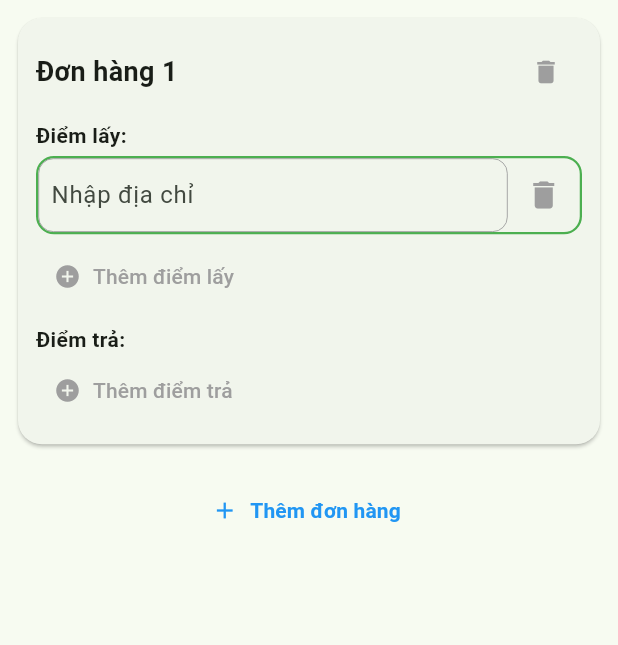
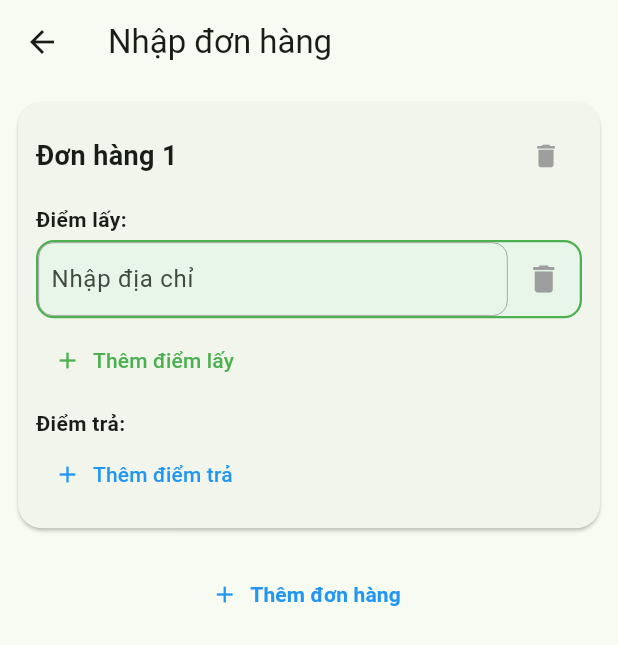
Before and after one commit to blackhegde/path_optimize_android, a Flutter app: the OrderInputScreen screen opened directly, after a tap on "Thêm điểm lấy", on a phone screen of 412 x 824 dp. Shown: the top 645 px of the screen. Run offline on Flutter 3.47's test engine with Material 3 defaults, Android fonts, the phone set to English and light mode, and no system bars; drawn by our look-alikes of google_places_flutter; our stand-ins replace cloud_firestore, firebase_auth, firebase_core, shared_preferences; accounts and stored records are empty.

Commit message:
fix autocomplete

```diff
--- /dev/null
+++ b/devtools_options.yaml
@@ -0,0 +1,3 @@
+description: This file stores settings for Dart & Flutter DevTools.
+documentation: https://docs.flutter.dev/tools/devtools/extensions#configure-extension-enablement-states
+extensions:
--- a/lib/screens/order_input_screen.dart
+++ b/lib/screens/order_input_screen.dart
@@ -1,16 +1,14 @@
 import 'package:flutter/material.dart';
-import 'package:google_maps_webservice/places.dart';
 import 'package:google_places_flutter/google_places_flutter.dart';
-import '../models/fleet_routing_model.dart' as fleet_model;
+import 'package:google_places_flutter/model/prediction.dart';
 
 const String kGoogleApiKey = 'AIzaSyApH0OAcrcn7tobzhy_I-vEciHInXknxrU';
 
 class LocationPoint {
   String address;
-  double lat;
-  double lng;
+  String placeId;
 
-  LocationPoint({required this.address, required this.lat, required this.lng});
+  LocationPoint({required this.address, required this.placeId});
 }
 
 class Order {
@@ -44,12 +42,12 @@ class _OrderInputScreenState extends State<OrderInputScreen> {
   void _removeOrder(int index) => setState(() => _orders.removeAt(index));
   void _addPickupPoint(int orderIndex) => setState(
     () => _orders[orderIndex].pickupAddresses.add(
-      LocationPoint(address: '', lat: 0, lng: 0),
+      LocationPoint(address: '', placeId: ''),
     ),
   );
   void _addDropoffPoint(int orderIndex) => setState(
     () => _orders[orderIndex].dropoffAddresses.add(
-      LocationPoint(address: '', lat: 0, lng: 0),
+      LocationPoint(address: '', placeId: ''),
     ),
   );
   void _removePickupPoint(int orderIndex, int pointIndex) =>
@@ -79,23 +77,27 @@ class _OrderInputScreenState extends State<OrderInputScreen> {
       ),
       debounceTime: 400,
       countries: const ["vn"],
-      isLatLngRequired: true,
-      getPlaceDetailWithLatLng: (prediction) async {
+      isLatLngRequired: false,
+      itemClick: (Prediction prediction) {
         final address = prediction.description ?? '';
-        final lat = double.tryParse(prediction.lat ?? '') ?? 0.0;
-        final lng = double.tryParse(prediction.lng ?? '') ?? 0.0;
+        final placeId = prediction.placeId ?? '';
 
         setState(() {
-          final point = LocationPoint(address: address, lat: lat, lng: lng);
           if (isPickup) {
-            _orders[orderIndex].pickupAddresses[pointIndex] = point;
+            _orders[orderIndex].pickupAddresses[pointIndex] = LocationPoint(
+              address: address,
+              placeId: placeId,
+            );
           } else {
-            _orders[orderIndex].dropoffAddresses[pointIndex] = point;
+            _orders[orderIndex].dropoffAddresses[pointIndex] = LocationPoint(
+              address: address,
+              placeId: placeId,
+            );
           }
         });
-      },
-      itemClick: (prediction) {
-        controller.text = prediction.description!;
+
+        // Cập nhật text trong TextField
+        controller.text = address;
         controller.selection = TextSelection.fromPosition(
           TextPosition(offset: controller.text.length),
         );
@@ -107,7 +109,7 @@ class _OrderInputScreenState extends State<OrderInputScreen> {
     return Container(
       margin: const EdgeInsets.symmetric(vertical: 4),
       decoration: BoxDecoration(
-        color: isPickup ? Colors.green[10] : Colors.blue[10],
+        color: isPickup ? Colors.green[50] : Colors.blue[50],
         borderRadius: BorderRadius.circular(12),
         border: Border.all(
           color: isPickup ? Colors.green : Colors.blue,
@@ -172,10 +174,10 @@ class _OrderInputScreenState extends State<OrderInputScreen> {
             ),
             TextButton.icon(
               onPressed: () => _addPickupPoint(index),
-              icon: const Icon(Icons.add_circle, color: Colors.grey),
+              icon: const Icon(Icons.add, color: Colors.green),
               label: const Text(
                 'Thêm điểm lấy',
-                style: TextStyle(color: Colors.grey),
+                style: TextStyle(color: Colors.green),
               ),
             ),
             const SizedBox(height: 8),
@@ -188,10 +190,10 @@ class _OrderInputScreenState extends State<OrderInputScreen> {
             ),
             TextButton.icon(
               onPressed: () => _addDropoffPoint(index),
-              icon: const Icon(Icons.add_circle, color: Colors.grey),
+              icon: const Icon(Icons.add, color: Colors.blue),
               label: const Text(
                 'Thêm điểm trả',
-                style: TextStyle(color: Colors.grey),
+                style: TextStyle(color: Colors.blue),
               ),
             ),
           ],
@@ -203,6 +205,7 @@ class _OrderInputScreenState extends State<OrderInputScreen> {
   @override
   Widget build(BuildContext context) {
     return Scaffold(
+      appBar: AppBar(title: const Text('Nhập đơn hàng')),
       body: ListView.builder(
         padding: const EdgeInsets.all(12),
         itemCount: _orders.length + 1,
```
